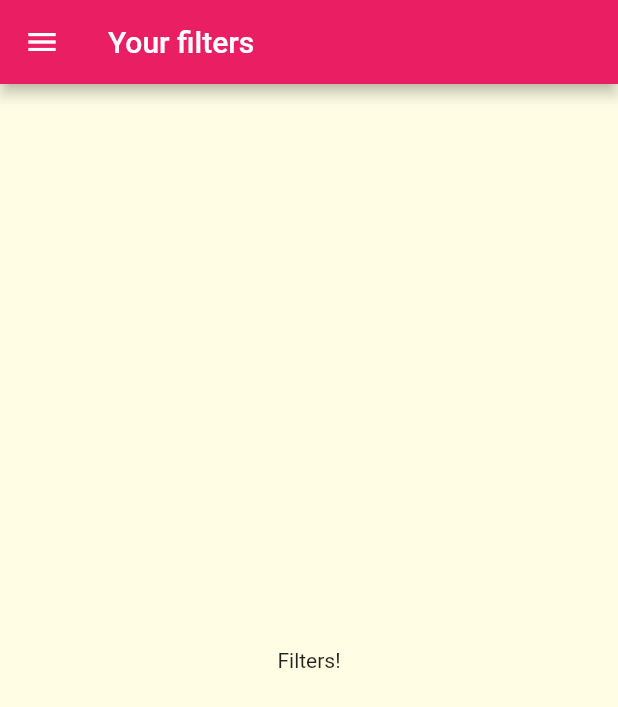
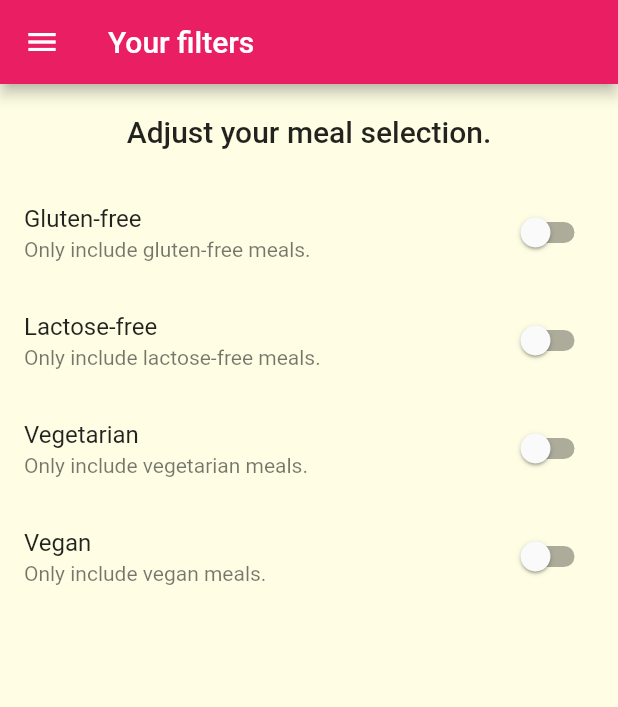
Before and after one commit to anilaydinn/meals-app, a Flutter app: the FiltersScreen screen opened by its route, on a phone screen of 412 x 824 dp. Shown: the top 707 px of the screen. Run offline on Flutter 3.47's test engine with Material 2 defaults, Android fonts, the phone set to English and light mode, and no system bars.

Commit message:
[Anil] Complete filters screen design

```diff
--- a/lib/screens/filters_screen.dart
+++ b/lib/screens/filters_screen.dart
@@ -1,10 +1,34 @@
 import 'package:flutter/material.dart';
 import 'package:meals_app/widgets/main_drawer.dart';
 
-class FiltersScreen extends StatelessWidget {
+class FiltersScreen extends StatefulWidget {
   static const routeName = "/filters";
 
   const FiltersScreen({super.key});
+
+  @override
+  State<FiltersScreen> createState() => _FiltersScreenState();
+}
+
+class _FiltersScreenState extends State<FiltersScreen> {
+  bool _glutenFree = false;
+  bool _vegetarian = false;
+  bool _vegan = false;
+  bool _lactoseFree = false;
+
+  Widget _buildSwitchListTile(
+    String title,
+    String description,
+    bool currentValue,
+    Function(bool) updateValue,
+  ) {
+    return SwitchListTile(
+      title: Text(title),
+      value: currentValue,
+      subtitle: Text(description),
+      onChanged: updateValue,
+    );
+  }
 
   @override
   Widget build(BuildContext context) {
@@ -13,8 +37,47 @@ class FiltersScreen extends StatelessWidget {
         title: const Text("Your filters"),
       ),
       drawer: const MainDrawer(),
-      body: const Center(
-        child: Text("Filters!"),
+      body: Column(
+        children: [
+          Container(
+            padding: const EdgeInsets.all(20),
+            child: Text(
+              "Adjust your meal selection.",
+              style: Theme.of(context).textTheme.titleLarge,
+            ),
+          ),
+          Expanded(
+              child: ListView(
+            children: [
+              _buildSwitchListTile(
+                  "Gluten-free", "Only include gluten-free meals.", _glutenFree,
+                  (newValue) {
+                setState(() {
+                  _glutenFree = newValue;
+                });
+              }),
+              _buildSwitchListTile("Lactose-free",
+                  "Only include lactose-free meals.", _lactoseFree, (newValue) {
+                setState(() {
+                  _lactoseFree = newValue;
+                });
+              }),
+              _buildSwitchListTile(
+                  "Vegetarian", "Only include vegetarian meals.", _vegetarian,
+                  (newValue) {
+                setState(() {
+                  _vegetarian = newValue;
+                });
+              }),
+              _buildSwitchListTile("Vegan", "Only include vegan meals.", _vegan,
+                  (newValue) {
+                setState(() {
+                  _vegan = newValue;
+                });
+              }),
+            ],
+          ))
+        ],
       ),
     );
   }
```
